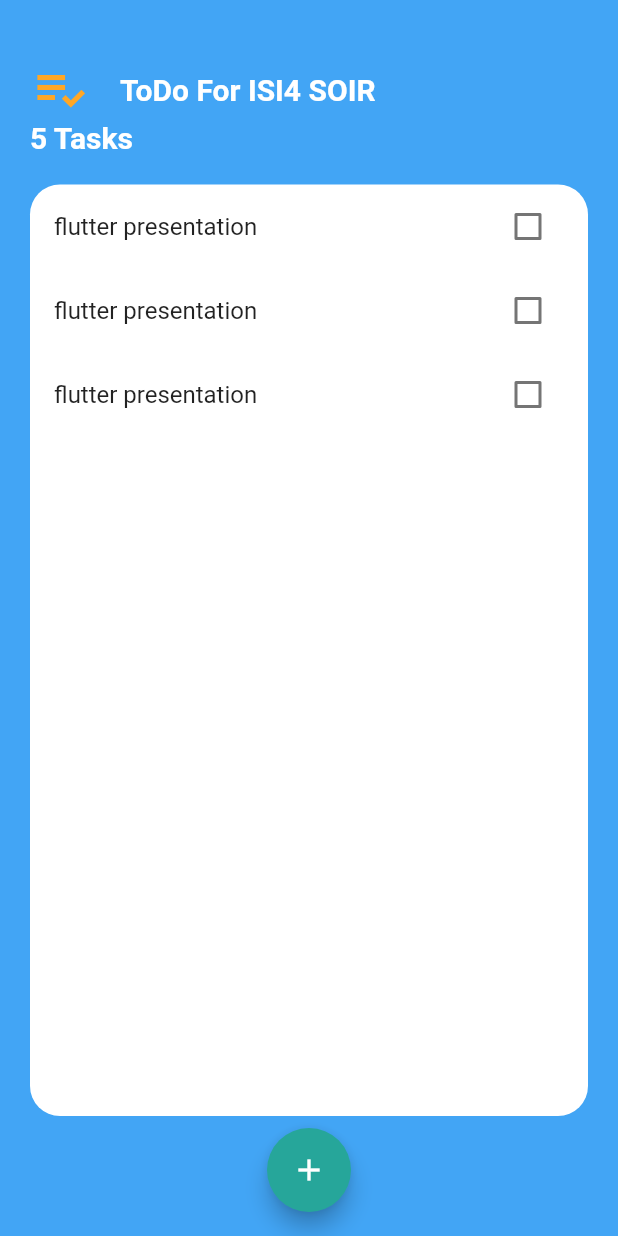
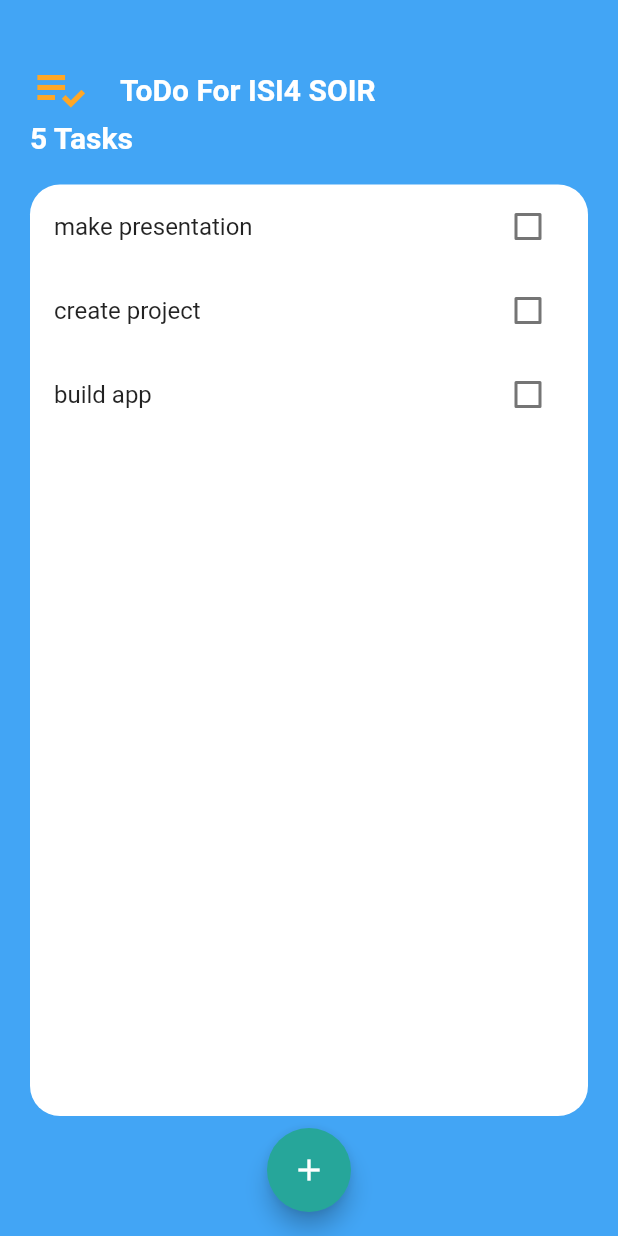
Before and after one commit to mouataz1/ToDo_App_Flutter, a Flutter app: the screen it shows after launch, on a phone screen of 412 x 824 dp. Run offline on Flutter 3.47's test engine with Material 2 defaults, Android fonts, the phone set to English and light mode, and no system bars.

Commit message:
dynamique tasks

```diff
--- /dev/null
+++ b/lib/models/task.dart
@@ -0,0 +1,9 @@
+class Task {
+  final String name;
+  bool isDone;
+
+  Task({required this.name, this.isDone = false});
+  void doneChange(){
+    isDone = !isDone;
+  }
+}
--- a/lib/widgets/task_tail.dart
+++ b/lib/widgets/task_tail.dart
@@ -3,38 +3,32 @@
 import 'package:flutter/material.dart';
 
 class TaskTile extends StatelessWidget {
-  const TaskTile({
-    Key? key,
-  }) : super(key: key);
+
+  final bool isChecked;
+  final String taskTitle;
+  final Function(bool?) checkBoxChange;
+
+  TaskTile({
+    required this.isChecked,
+     required this.taskTitle,
+      required this.checkBoxChange
+      });
 
   @override
   Widget build(BuildContext context) {
     return ListTile(
-      title: Text("flutter presentation"),
-      trailing: TaskCheckBox(),
+      title: Text(
+        taskTitle,
+      style: TextStyle(
+        decoration: isChecked? TextDecoration.lineThrough : null),
+      ),
+      trailing: Checkbox(
+      activeColor: Colors.teal[800],
+      value: isChecked,
+      onChanged: checkBoxChange,
+        //checkboxChange
+
+    )
     );
   }
 }
-
-class TaskCheckBox extends StatefulWidget {
-  @override
-  State<TaskCheckBox> createState() => _TaskCheckBoxState();
-}
-
-class _TaskCheckBoxState extends State<TaskCheckBox> {
-  bool? isChecked = false;
-  @override
-  Widget build(BuildContext context) {
-    return Checkbox(
-      activeColor: Colors.teal[800],
-      value: isChecked,
-      onChanged: (newVal){
-        setState(() {
-          isChecked = newVal;
-        });
-
-
-      },
-    );
-  }
-}
--- a/lib/widgets/tasks_list.dart
+++ b/lib/widgets/tasks_list.dart
@@ -1,19 +1,54 @@
 import 'package:flutter/material.dart';
 import 'package:todov1/widgets/task_tail.dart';
 
-class TasksList extends StatelessWidget {
+import '../models/task.dart';
+
+class TasksList extends StatefulWidget {
   const TasksList({
     Key? key,
   }) : super(key: key);
 
   @override
+  State<TasksList> createState() => _TasksListState();
+}
+
+class _TasksListState extends State<TasksList> {
+  List<Task> tasks =[
+    Task(name: 'make presentation'),
+    Task(name: 'create project'),
+    Task(name: 'build app'),
+  ];
+  @override
   Widget build(BuildContext context) {
-    return ListView(
+    return ListView.builder(
+      itemCount: tasks.length,
+      itemBuilder: (context, index){
+      return TaskTile(
+        isChecked: tasks[index].isDone,
+         taskTitle: tasks[index].name,
+         checkBoxChange: ( newVal){
+        setState(() {
+          tasks[index].doneChange();
+        });
+       }
+         );
+    },
+    );
+    /* return ListView(
       children: [
-        TaskTile(),
-        TaskTile(),
-        TaskTile(),
+        TaskTile(
+          taskTitle: tasks[0].name,
+          isChecked: tasks[0].isDone,
+        ),
+        TaskTile(
+          taskTitle: tasks[1].name,
+          isChecked: tasks[1].isDone,
+        ),
+        TaskTile(
+          taskTitle: tasks[2].name,
+          isChecked: tasks[2].isDone,
+        ),
       ],
-    );
+    ); */
   }
 }
```
